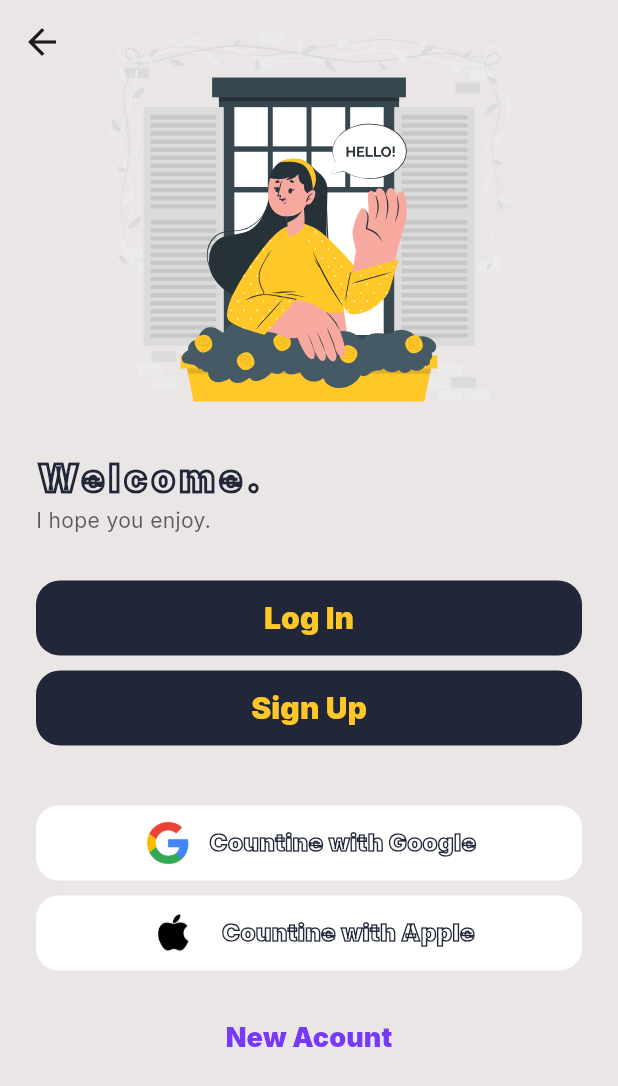
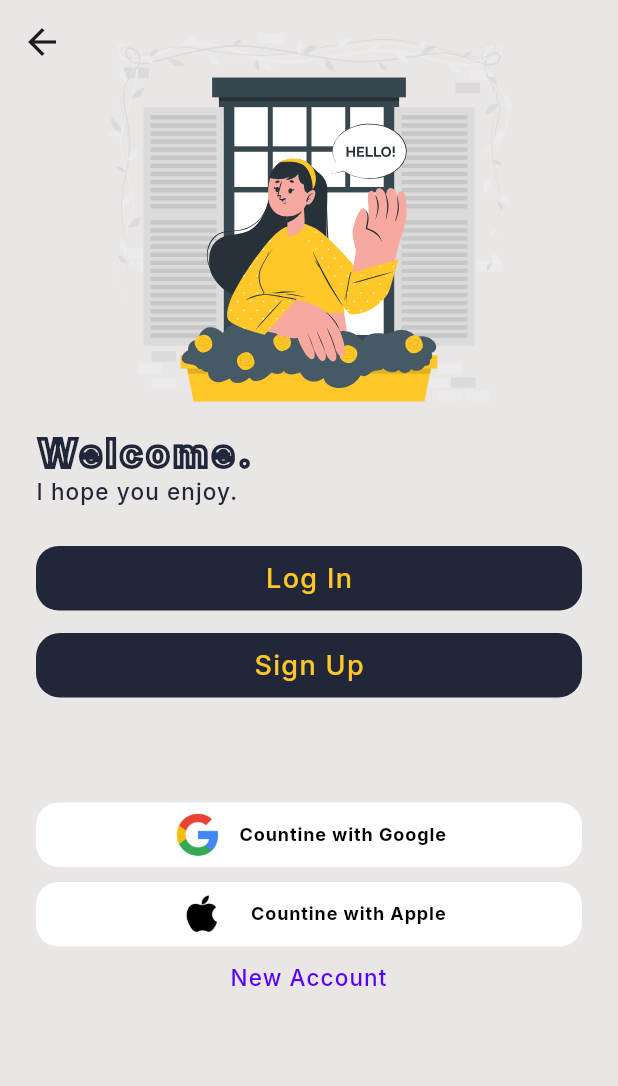
Before and after one commit to mohamedredaelsheikh/Atlia_art_app, a Flutter app: the screen it shows after launch, after a tap on "Get Started", on a phone screen of 412 x 824 dp. Shown: the top 1086 px of the screen. Run offline on Flutter 3.47's test engine with Material 3 defaults, Android fonts, the phone set to English and light mode, and no system bars; our stand-ins replace flutter_svg, go_router, google_fonts.

Commit message:
Add Home View App Bar Refactor Ui Views.

```diff
--- a/lib/core/utils/styles.dart
+++ b/lib/core/utils/styles.dart
@@ -3,14 +3,38 @@ import 'package:flutter/material.dart';
 abstract class Styles {
   static const textStyle25 = TextStyle(
     fontSize: 25,
-    fontWeight: FontWeight.w600,
+    fontWeight: FontWeight.w900,
+  );
+  static const textStyle15 = TextStyle(
+    fontSize: 15,
+    fontWeight: FontWeight.w500,
+    height: 0.11,
+    letterSpacing: 0.75,
   );
   static const textStyle16 = TextStyle(
     fontSize: 16,
     fontWeight: FontWeight.w600,
+    height: 0.09,
+    letterSpacing: 1.60,
   );
   static const textStyle30 = TextStyle(
     fontSize: 30,
-    fontWeight: FontWeight.w600,
+    fontWeight: FontWeight.w700,
+  );
+
+  static const textStyle20 = TextStyle(
+    fontSize: 20,
+    fontWeight: FontWeight.w700,
+  );
+
+  static const textStyle18 = TextStyle(
+    fontSize: 18,
+    fontWeight: FontWeight.w500,
+    height: 0.07,
+    letterSpacing: 0.90,
+  );
+  static const textStyle12 = TextStyle(
+    fontSize: 12,
+    fontWeight: FontWeight.w700,
   );
 }
--- a/lib/core/widgets/custom_button.dart
+++ b/lib/core/widgets/custom_button.dart
@@ -1,27 +1,24 @@
-import 'package:atlia_art/core/utils/styles.dart';
 import 'package:flutter/material.dart';
 
 class CustomButton extends StatelessWidget {
   const CustomButton({
     super.key,
     required this.backgroundcolor,
-    this.textcolor,
     this.borderRadius,
     required this.text,
-    this.fontsize,
     this.onPressed,
     this.width,
-    required this.height,
+    this.height,
     this.style,
   });
+  final String text;
   final TextStyle? style;
   final double? width;
-  final double height;
+  final double? height;
   final Color backgroundcolor;
-  final Color? textcolor;
+
   final BorderRadius? borderRadius;
-  final String text;
-  final double? fontsize;
+
   final void Function()? onPressed;
 
   @override
@@ -38,15 +35,7 @@ class CustomButton extends StatelessWidget {
             borderRadius: borderRadius ?? BorderRadius.circular(12),
           ),
         ),
-        child: Text(
-          text,
-          style: style ??
-              Styles.textStyle25.copyWith(
-                color: textcolor,
-                fontWeight: FontWeight.w900,
-                fontSize: fontsize,
-              ),
-        ),
+        child: Text(text, style: style),
       ),
     );
   }
--- a/lib/features/Auth/presentation/views/home_view.dart
+++ b/lib/features/Auth/presentation/views/home_view.dart
@@ -7,7 +7,7 @@ class HomeView extends StatelessWidget {
   @override
   Widget build(BuildContext context) {
     return const Scaffold(
-      body: HomeViewBody(),
+      body: SafeArea(child: HomeViewBody()),
     );
   }
 }
--- a/lib/features/Auth/presentation/widgets/continue_with_account.dart
+++ b/lib/features/Auth/presentation/widgets/continue_with_account.dart
@@ -1,4 +1,4 @@
-import 'package:atlia_art/core/utils/constants.dart';
+import 'package:atlia_art/core/utils/styles.dart';
 import 'package:flutter/material.dart';
 
 class ContinueWithAcount extends StatelessWidget {
@@ -18,7 +18,7 @@ class ContinueWithAcount extends StatelessWidget {
     return GestureDetector(
       onTap: ontap,
       child: Container(
-        height: 50,
+        height: 43,
         padding: const EdgeInsets.symmetric(horizontal: 16),
         decoration: BoxDecoration(
           color: color,
@@ -34,18 +34,12 @@ class ContinueWithAcount extends StatelessWidget {
             const SizedBox(
               width: 10,
             ),
-            Text(
-              text ?? '',
-              style: TextStyle(
-                fontSize: 16,
-                // color: kPrimaryColor,
-                fontWeight: FontWeight.w900,
-                foreground: Paint()
-                  ..style = PaintingStyle.stroke
-                  ..strokeWidth = 1
-                  ..color = kPrimaryColor,
-              ),
-            ),
+            Text(text ?? '',
+                style: Styles.textStyle12.copyWith(
+                  color: Colors.black,
+                  height: 0.17,
+                  letterSpacing: 0.60,
+                )),
           ],
         ),
       ),
--- a/lib/features/Auth/presentation/widgets/welcome_view_body.dart
+++ b/lib/features/Auth/presentation/widgets/welcome_view_body.dart
@@ -25,54 +25,57 @@ class WelcomeViewBody extends StatelessWidget {
             Text(
               "Welcome.",
               style: Styles.textStyle25.copyWith(
-                letterSpacing: 3,
+                letterSpacing: 2.5,
                 foreground: Paint()
                   ..style = PaintingStyle.stroke
-                  ..strokeWidth = 2
+                  ..strokeWidth = 2.5
                   ..color = kPrimaryColor,
-                fontWeight: FontWeight.w900,
-              ),
-            ),
-            const Opacity(
-              opacity: .7,
-              child: Text(
-                "I hope you enjoy.",
-                // style: Styles.textStyle16.copyWith(
-                //   color: kPrimaryColor,
-                //   fontWeight: FontWeight.w900,
-                // ),
+                fontWeight: FontWeight.w800,
+                height: 0.04,
               ),
             ),
             const SizedBox(
-              height: 30,
+              height: 25,
+            ),
+            Text(
+              "I hope you enjoy.",
+              style: Styles.textStyle15.copyWith(
+                color: kPrimaryColor,
+                fontWeight: FontWeight.w500,
+              ),
+            ),
+            const SizedBox(
+              height: 35,
             ),
             CustomButton(
               onPressed: () {
                 GoRouter.of(context).push(kLoginView);
               },
               backgroundcolor: kPrimaryColor,
-              textcolor: kSacandaryColor,
-              borderRadius: BorderRadius.circular(16),
+              borderRadius: BorderRadius.circular(15),
               text: "Log In",
-              fontsize: 20,
-              height: 50,
+              style: Styles.textStyle18.copyWith(
+                color: kSacandaryColor,
+              ),
+              height: 43,
             ),
             const SizedBox(
-              height: 10,
+              height: 15,
             ),
             CustomButton(
               onPressed: () {
                 GoRouter.of(context).push(kRegisterView);
               },
               backgroundcolor: kPrimaryColor,
-              textcolor: kSacandaryColor,
               borderRadius: BorderRadius.circular(16),
               text: "Sign Up",
-              fontsize: 20,
-              height: 50,
+              style: Styles.textStyle18.copyWith(
+                color: kSacandaryColor,
+              ),
+              height: 43,
             ),
             const SizedBox(
-              height: 40,
+              height: 70,
             ),
             ContinueWithAcount(
               ontap: () {},
@@ -92,16 +95,16 @@ class WelcomeViewBody extends StatelessWidget {
             const SizedBox(
               height: 20,
             ),
-            CustomButton(
-              onPressed: () {
-                GoRouter.of(context).push(kRegisterView);
-              },
-              backgroundcolor: kThairdColor,
-              textcolor: const Color(0xff7638F9),
-              text: "New Acount",
-              fontsize: 18,
-              height: 50,
+            Text(
+              'New Account',
+              textAlign: TextAlign.center,
+              style: Styles.textStyle15.copyWith(
+                color: const Color(0xFF5500FF),
+              ),
             ),
+            const SizedBox(
+              height: 37,
+            )
           ],
         ),
       ),
--- a/lib/features/splash/presentation/widgets/sliding_button_animation.dart
+++ b/lib/features/splash/presentation/widgets/sliding_button_animation.dart
@@ -1,4 +1,5 @@
 import 'package:atlia_art/core/utils/constants.dart';
+import 'package:atlia_art/core/utils/styles.dart';
 import 'package:atlia_art/core/widgets/custom_button.dart';
 import 'package:flutter/material.dart';
 import 'package:go_router/go_router.dart';
@@ -22,10 +23,13 @@ class SlidingAnimationButton extends StatelessWidget {
               onPressed: () {
                 GoRouter.of(context).push(kWelcomeView);
               },
-              height: 45,
-              width: 240,
+              height: 51,
+              width: 281,
+              borderRadius: BorderRadius.circular(15),
               backgroundcolor: kSacandaryColor,
-              textcolor: kPrimaryColor,
+              style: Styles.textStyle20.copyWith(
+                color: kPrimaryColor,
+              ),
               text: "Get Started"),
         );
       },
--- a/lib/features/splash/presentation/widgets/splash_view_body.dart
+++ b/lib/features/splash/presentation/widgets/splash_view_body.dart
@@ -33,6 +33,7 @@ class _SplashViewBodyState extends State<SplashViewBody>
       children: [
         SizedBox(
           width: double.infinity,
+          height: double.infinity,
           child: Image.asset(
             kSplashImage,
             fit: BoxFit.cover,
@@ -40,7 +41,7 @@ class _SplashViewBodyState extends State<SplashViewBody>
         ),
         Positioned(
           bottom: MediaQuery.of(context).size.height * 0.05,
-          left: MediaQuery.of(context).size.width * 0.2,
+          left: MediaQuery.of(context).size.width * 0.15,
           child: SlidingAnimationButton(slidingAnimation: slidingAnimation),
         )
       ],
```
Also changed, not shown: lib/features/Auth/presentation/widgets/forget_password_body.dart (+32 -34 lines), lib/features/Auth/presentation/widgets/home_view_body.dart (+10 -1 lines), lib/features/Auth/presentation/widgets/login_view_body.dart (+37 -58 lines), lib/features/Auth/presentation/widgets/register_view_body.dart (+47 -95 lines), lib/features/Auth/presentation/widgets/reset_password_view_body.dart (+23 -24 lines).
